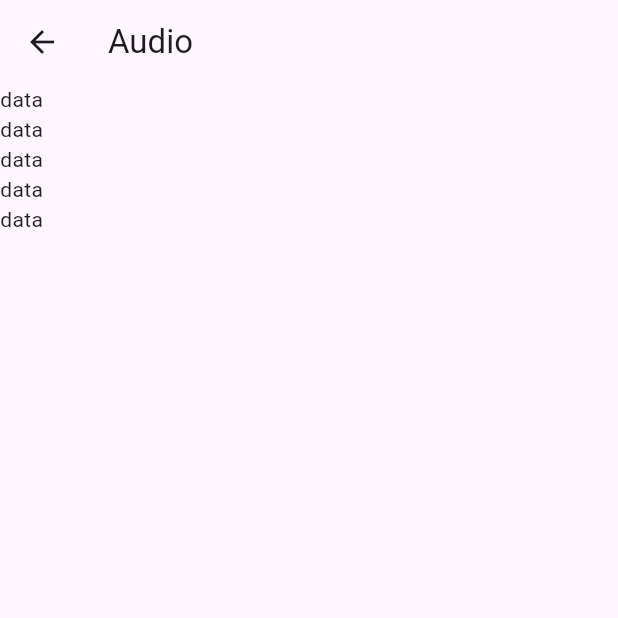
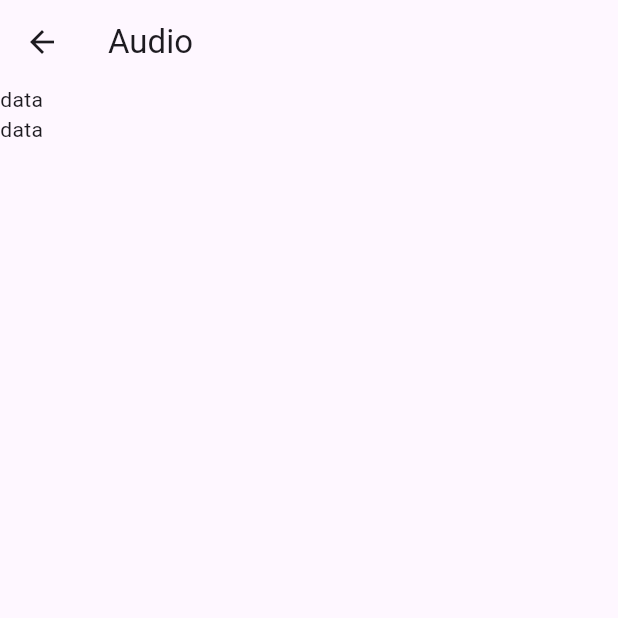
Before and after one commit to fahimshahariar09/practice_map, a Flutter app: the AduioScreen screen opened directly, on a phone screen of 412 x 824 dp, the top half of it. Run offline on Flutter 3.47's test engine with Material 3 defaults, Android fonts, the phone set to English and light mode, and no system bars.

Commit message:
first commit

```diff
--- a/lib/view/screen/aduio_screen.dart
+++ b/lib/view/screen/aduio_screen.dart
@@ -13,8 +13,7 @@ class AduioScreen extends StatelessWidget {
         children: [
           Text("data"),
           Text("data"),
-          Text("data"),Text("data"),
-          Text("data"),
+
         ],
       ),
     );
```
